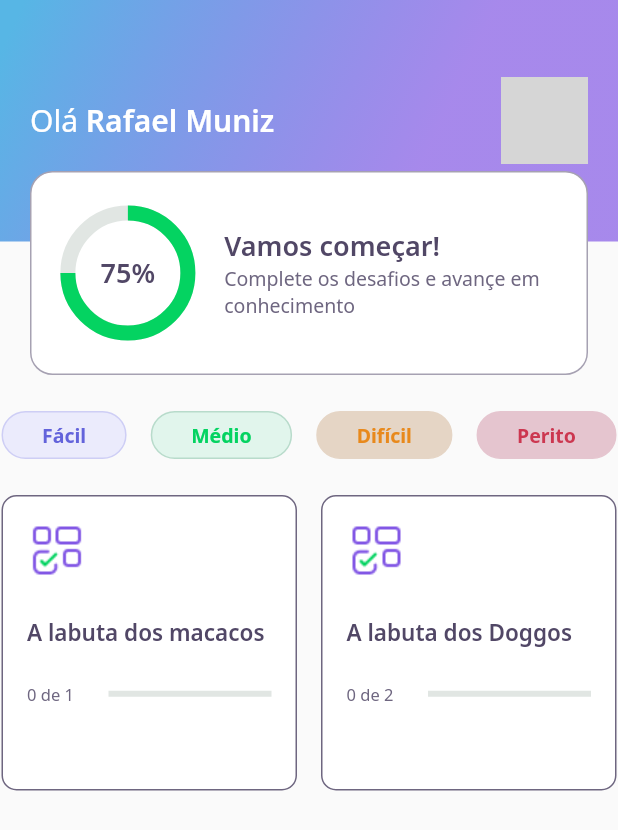
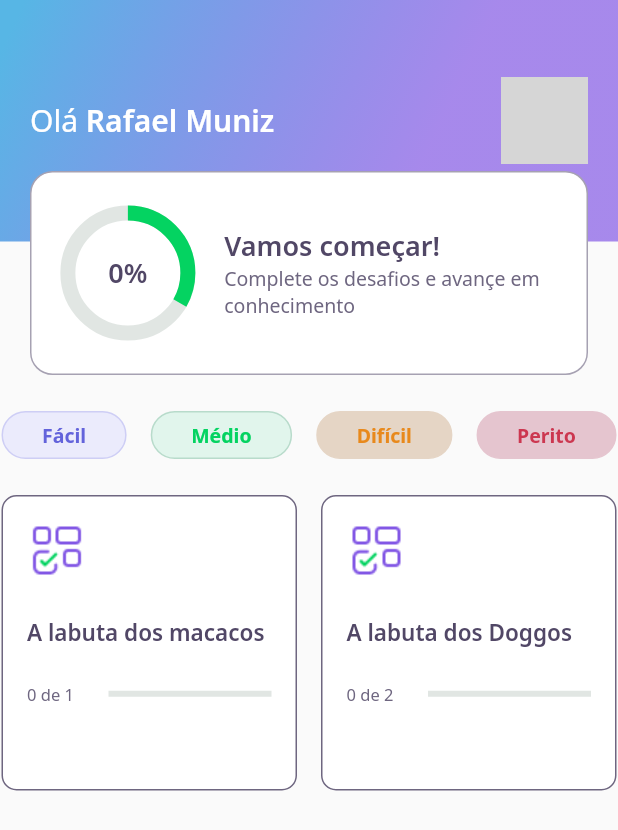
Before and after one commit to RafaelMuniz94/devquiz, a Flutter app: the screen it shows after launch, on a phone screen of 412 x 824 dp. Shown: the top 830 px of the screen. Run offline on Flutter 3.47's test engine with Material 2 defaults, Android fonts, the phone set to English and light mode, and no system bars; our stand-ins replace google_fonts; accounts and stored records are empty; network calls fail; grey boxes are pictures that could not be loaded.

Commit message:
Processo de navegacao e gestao de acertos

```diff
--- a/lib/home/home_page.dart
+++ b/lib/home/home_page.dart
@@ -1,3 +1,4 @@
+import 'package:DevQuiz/challenge/challenge_page.dart';
 import 'package:DevQuiz/core/core.dart';
 import 'package:DevQuiz/home/home_controller.dart';
 import 'package:DevQuiz/home/home_state.dart';
@@ -34,7 +35,7 @@ class _HomepageState extends State<HomePage>{
   Widget build(BuildContext context) {
     if(controller.state == HomeState.success){
     return Scaffold(
-      appBar: AppBarWidget(user :controller.user!),
+      appBar: AppBarWidget(user :controller.user!, totalCount: controller.quizzes!.fold(0,(quizz,atual) => quizz! + atual.questions.length) ?? 0,),
       body: Padding(
        padding: const EdgeInsets.symmetric(horizontal:1,vertical:24),
         child: Column(
@@ -54,10 +55,13 @@ class _HomepageState extends State<HomePage>{
                   crossAxisSpacing: 16,
                   mainAxisSpacing: 16,
                   crossAxisCount: 2,
-                  children: controller.quizzes!.map((e) => QuizCardWidget(
-                    label: e.title,
-                    answered: e.questionsAnswered,
-                    questionsCount: e.questions.length,
+                  children: controller.quizzes!.map((quiz) => QuizCardWidget(
+                    label: quiz.title,
+                    answered: quiz.questionsAnswered,
+                    questionsCount: quiz.questions.length,
+                    onTap: (){
+                      Navigator.push(context, MaterialPageRoute(builder: (context) => ChallengePage(questions: quiz.questions,)));
+                    },
                   )).toList(),
                 ))
                 ]
--- a/lib/home/widgets/app_bar/app_bar.widget.dart
+++ b/lib/home/widgets/app_bar/app_bar.widget.dart
@@ -7,7 +7,8 @@ import 'package:flutter/material.dart';
 
 class AppBarWidget extends PreferredSize {
   final UserModel user;
-  AppBarWidget({required this.user})
+  final int totalCount;
+  AppBarWidget({required this.user, required this.totalCount})
       : super(
             preferredSize: Size.fromHeight(250),
             child: Container(
@@ -46,7 +47,7 @@ class AppBarWidget extends PreferredSize {
                     ),
                     Align(
                         alignment: Alignment(0.0, 1.0),
-                        child: ScoreCardWidget(score:user.score))
+                        child: ScoreCardWidget(score:1,questionCount: totalCount,))
                   ],
                 )));
 }
--- a/lib/home/widgets/chart/chart.widget.dart
+++ b/lib/home/widgets/chart/chart.widget.dart
@@ -3,8 +3,9 @@ import 'package:DevQuiz/core/app_text_styles.dart';
 import 'package:flutter/material.dart';
 
 class ChartWidget extends StatelessWidget {
-
-  const ChartWidget({Key? key}) : super(key: key);
+  final int score;
+  final int questionTotal;
+  const ChartWidget({Key? key, required this.questionTotal, required this.score}) : super(key: key);
 
   @override
   Widget build(BuildContext context) {
@@ -19,12 +20,12 @@ class ChartWidget extends StatelessWidget {
               width: 80,
               child: CircularProgressIndicator(
                 strokeWidth: 10,
-                value: .75,
+                value: (score/questionTotal),
                 backgroundColor: AppColors.chartSecondary,
                 valueColor: AlwaysStoppedAnimation<Color>(AppColors.chartPrimary),
               )),
         ),
-        Center(child: Text("75%", style: AppTextStyles.heading))
+        Center(child: Text("${(score/questionTotal).round()}%", style: AppTextStyles.heading))
       ]), //Pilha para colocar objetos empilhados
     );
   }
--- a/lib/home/widgets/quiz_card/quiz_card.widget.dart
+++ b/lib/home/widgets/quiz_card/quiz_card.widget.dart
@@ -6,10 +6,13 @@ class QuizCardWidget extends StatelessWidget {
   final String label;
   final int answered;
   final int questionsCount;
-  const QuizCardWidget({Key? key, required this.label,required this.answered, required this.questionsCount}) : super(key: key);
+  final VoidCallback onTap;
+  const QuizCardWidget({Key? key, required this.label,required this.answered, required this.questionsCount, required this.onTap}) : super(key: key);
   @override
   Widget build(BuildContext context) {
-    return Container(
+    return GestureDetector(
+      onTap: onTap,
+          child: Container(
           width: 160,
           height: 180,
           padding: EdgeInsets.all(16),
@@ -41,6 +44,7 @@ class QuizCardWidget extends StatelessWidget {
                 ],
               )
             ],
-        ));
+          )),
+    );
   }
 }
--- a/lib/home/widgets/score_card/score_card.widget.dart
+++ b/lib/home/widgets/score_card/score_card.widget.dart
@@ -5,7 +5,8 @@ import 'package:flutter/material.dart';
 
 class ScoreCardWidget extends StatelessWidget {
   final int score;
-  const ScoreCardWidget({Key? key ,  required this.score}) : super(key: key);
+  final int questionCount;
+  const ScoreCardWidget({Key? key ,  required this.score, required this.questionCount}) : super(key: key);
 
   @override
   Widget build(BuildContext context) {
@@ -27,7 +28,7 @@ class ScoreCardWidget extends StatelessWidget {
               mainAxisAlignment: MainAxisAlignment.center,
               crossAxisAlignment: CrossAxisAlignment.center,
               children: [
-                Expanded(flex: 1, child: ChartWidget()),
+                Expanded(flex: 1, child: ChartWidget(questionTotal: questionCount,score: score,)),
                 Expanded(
                   flex: 3,
                   child: Padding(
```
Also changed, not shown: lib/challenge/Widget/answer_widget/answer.widget.dart (+23 -13 lines), lib/challenge/Widget/next_button/next_button.widget.dart (added, +53 -0 lines), lib/challenge/Widget/question_Indicator/question_indicator.widget.dart (+14 -6 lines), lib/challenge/Widget/quiz_question/quiz_question.widget.dart (+34 -5 lines), lib/challenge/challenge_controller.dart (added, +10 -0 lines), lib/challenge/challenge_page.dart (+80 -16 lines). Lines whose indentation alone changed are shown as unchanged.
